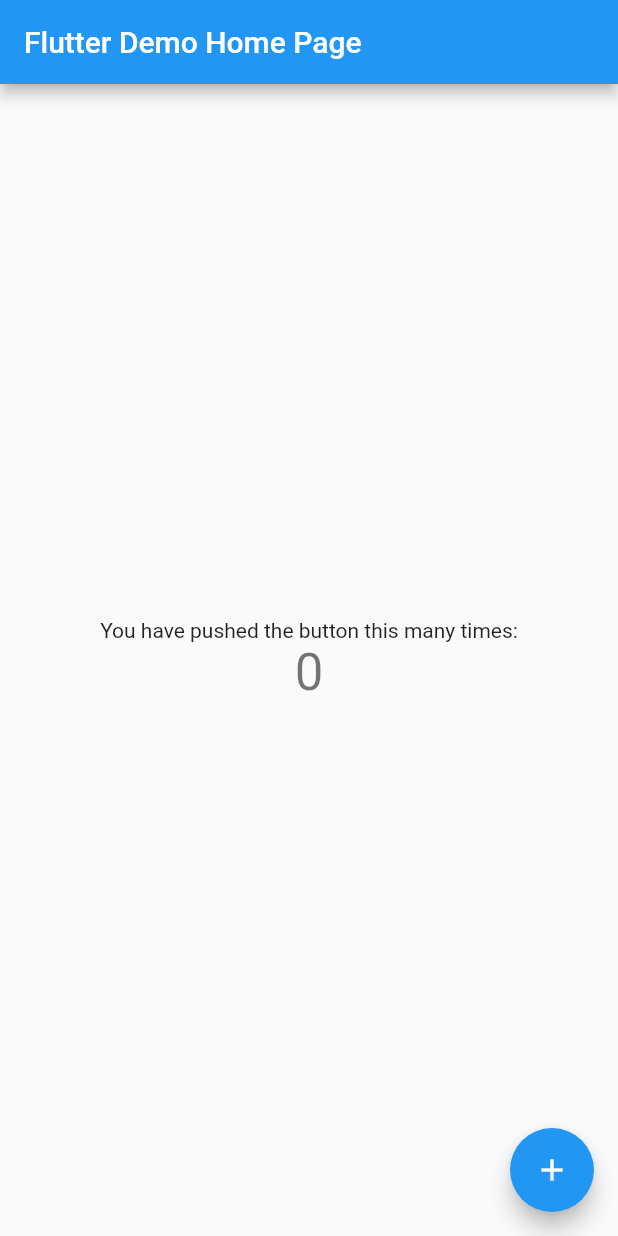
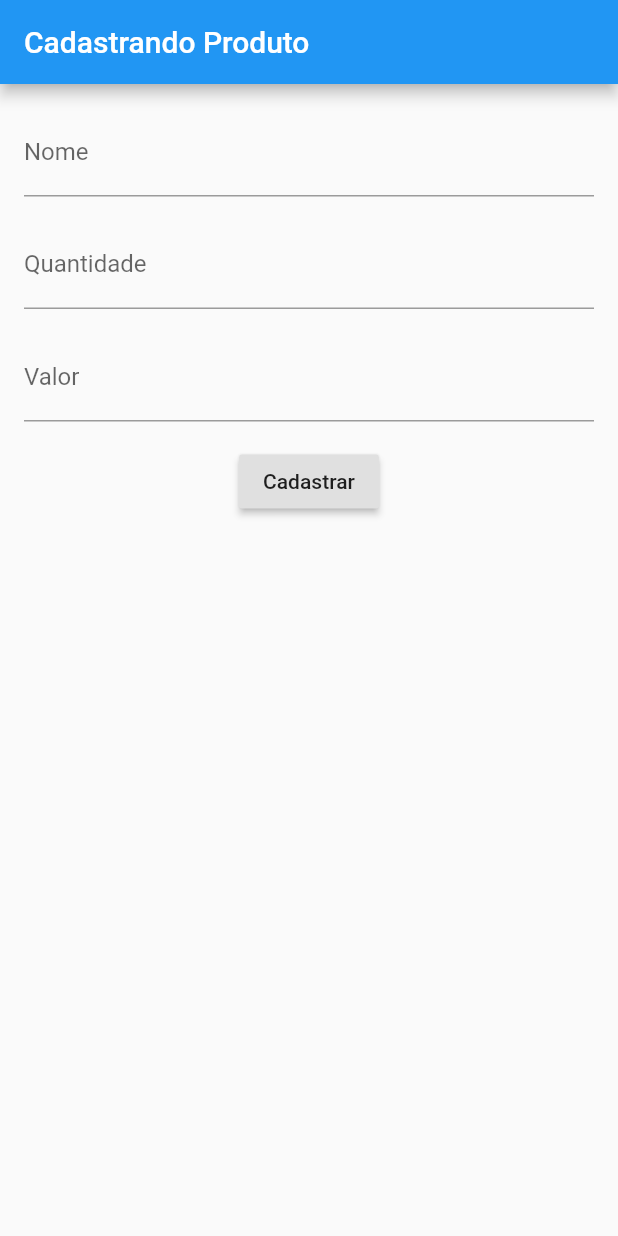
Before and after one commit to maiquitome/mercado, a Flutter app: the screen it shows after launch, on a phone screen of 412 x 824 dp. Run offline on Flutter 3.47's test engine with Material 2 defaults, Android fonts, the phone set to English and light mode, and no system bars.

Commit message:
:sparkles: add form

```diff
--- a/lib/main.dart
+++ b/lib/main.dart
@@ -1,111 +1,14 @@
 import 'package:flutter/material.dart';
+
+import 'screens/product/form.dart';
 
 void main() => runApp(MyApp());
 
 class MyApp extends StatelessWidget {
-  // This widget is the root of your application.
   @override
   Widget build(BuildContext context) {
     return MaterialApp(
-      title: 'Flutter Demo',
-      theme: ThemeData(
-        // This is the theme of your application.
-        //
-        // Try running your application with "flutter run". You'll see the
-        // application has a blue toolbar. Then, without quitting the app, try
-        // changing the primarySwatch below to Colors.green and then invoke
-        // "hot reload" (press "r" in the console where you ran "flutter run",
-        // or simply save your changes to "hot reload" in a Flutter IDE).
-        // Notice that the counter didn't reset back to zero; the application
-        // is not restarted.
-        primarySwatch: Colors.blue,
-      ),
-      home: MyHomePage(title: 'Flutter Demo Home Page'),
+      home: ProductForm(),
     );
   }
 }
-
-class MyHomePage extends StatefulWidget {
-  MyHomePage({Key key, this.title}) : super(key: key);
-
-  // This widget is the home page of your application. It is stateful, meaning
-  // that it has a State object (defined below) that contains fields that affect
-  // how it looks.
-
-  // This class is the configuration for the state. It holds the values (in this
-  // case the title) provided by the parent (in this case the App widget) and
-  // used by the build method of the State. Fields in a Widget subclass are
-  // always marked "final".
-
-  final String title;
-
-  @override
-  _MyHomePageState createState() => _MyHomePageState();
-}
-
-class _MyHomePageState extends State<MyHomePage> {
-  int _counter = 0;
-
-  void _incrementCounter() {
-    setState(() {
-      // This call to setState tells the Flutter framework that something has
-      // changed in this State, which causes it to rerun the build method below
-      // so that the display can reflect the updated values. If we changed
-      // _counter without calling setState(), then the build method would not be
-      // called again, and so nothing would appear to happen.
-      _counter++;
-    });
-  }
-
-  @override
-  Widget build(BuildContext context) {
-    // This method is rerun every time setState is called, for instance as done
-    // by the _incrementCounter method above.
-    //
-    // The Flutter framework has been optimized to make rerunning build methods
-    // fast, so that you can just rebuild anything that needs updating rather
-    // than having to individually change instances of widgets.
-    return Scaffold(
-      appBar: AppBar(
-        // Here we take the value from the MyHomePage object that was created by
-        // the App.build method, and use it to set our appbar title.
-        title: Text(widget.title),
-      ),
-      body: Center(
-        // Center is a layout widget. It takes a single child and positions it
-        // in the middle of the parent.
-        child: Column(
-          // Column is also layout widget. It takes a list of children and
-          // arranges them vertically. By default, it sizes itself to fit its
-          // children horizontally, and tries to be as tall as its parent.
-          //
-          // Invoke "debug painting" (press "p" in the console, choose the
-          // "Toggle Debug Paint" action from the Flutter Inspector in Android
-          // Studio, or the "Toggle Debug Paint" command in Visual Studio Code)
-          // to see the wireframe for each widget.
-          //
-          // Column has various properties to control how it sizes itself and
-          // how it positions its children. Here we use mainAxisAlignment to
-          // center the children vertically; the main axis here is the vertical
-          // axis because Columns are vertical (the cross axis would be
-          // horizontal).
-          mainAxisAlignment: MainAxisAlignment.center,
-          children: <Widget>[
-            Text(
-              'You have pushed the button this many times:',
-            ),
-            Text(
-              '$_counter',
-              style: Theme.of(context).textTheme.display1,
-            ),
-          ],
-        ),
-      ),
-      floatingActionButton: FloatingActionButton(
-        onPressed: _incrementCounter,
-        tooltip: 'Increment',
-        child: Icon(Icons.add),
-      ), // This trailing comma makes auto-formatting nicer for build methods.
-    );
-  }
-}
--- /dev/null
+++ b/lib/models/product.dart
@@ -0,0 +1,16 @@
+class Product {
+  final String name;
+  final int quantity;
+  final double value;
+
+  Product({
+    this.name,
+    this.quantity,
+    this.value,
+  });
+
+  @override
+  String toString() {
+    return 'Product{name: $name, quantity: $quantity, value: $value}';
+  }
+}
--- /dev/null
+++ b/lib/screens/product/form.dart
@@ -0,0 +1,75 @@
+import 'package:flutter/material.dart';
+
+import '../../models/product.dart';
+
+class ProductForm extends StatelessWidget {
+  final globalKey = GlobalKey<ScaffoldState>();
+
+  final TextEditingController _nameController = TextEditingController();
+  final TextEditingController _quantityController = TextEditingController();
+  final TextEditingController _valueController = TextEditingController();
+
+  @override
+  Widget build(BuildContext context) {
+    return Scaffold(
+      key: globalKey,
+      appBar: AppBar(
+        title: Text('Cadastrando Produto'),
+      ),
+      body: Padding(
+        padding: const EdgeInsets.all(16.0),
+        child: Column(
+          children: <Widget>[
+            TextField(
+              controller: _nameController,
+              decoration: InputDecoration(labelText: 'Nome'),
+            ),
+            Padding(
+              padding: const EdgeInsets.only(top: 16.0),
+              child: TextField(
+                controller: _quantityController,
+                decoration: InputDecoration(labelText: 'Quantidade'),
+                keyboardType: TextInputType.number,
+              ),
+            ),
+            Padding(
+              padding: const EdgeInsets.only(top: 16.0),
+              child: TextField(
+                controller: _valueController,
+                decoration: InputDecoration(labelText: 'Valor'),
+                keyboardType: TextInputType.number,
+              ),
+            ),
+            Padding(
+              padding: const EdgeInsets.only(top: 16.0),
+              child: RaisedButton(
+                onPressed: () {
+                  final String name = _nameController.text;
+                  final int quantity = int.tryParse(_quantityController.text);
+                  final double value = double.tryParse(_valueController.text);
+
+                  final newProduct = Product(
+                    name: name,
+                    quantity: quantity,
+                    value: value,
+                  );
+
+                  // debugPrint('$newProduct');
+                  final snackBar = SnackBar(content: Text('$newProduct'));
+                  globalKey.currentState.showSnackBar(snackBar);
+
+                  // Scaffold.of(context).showSnackBar(
+                  //   SnackBar(
+                  //     content: Text('$newProduct'),
+                  //   ),
+                  // );
+                },
+                child: Text('Cadastrar'),
+              ),
+            )
+          ],
+        ),
+      ),
+    );
+  }
+}
```
